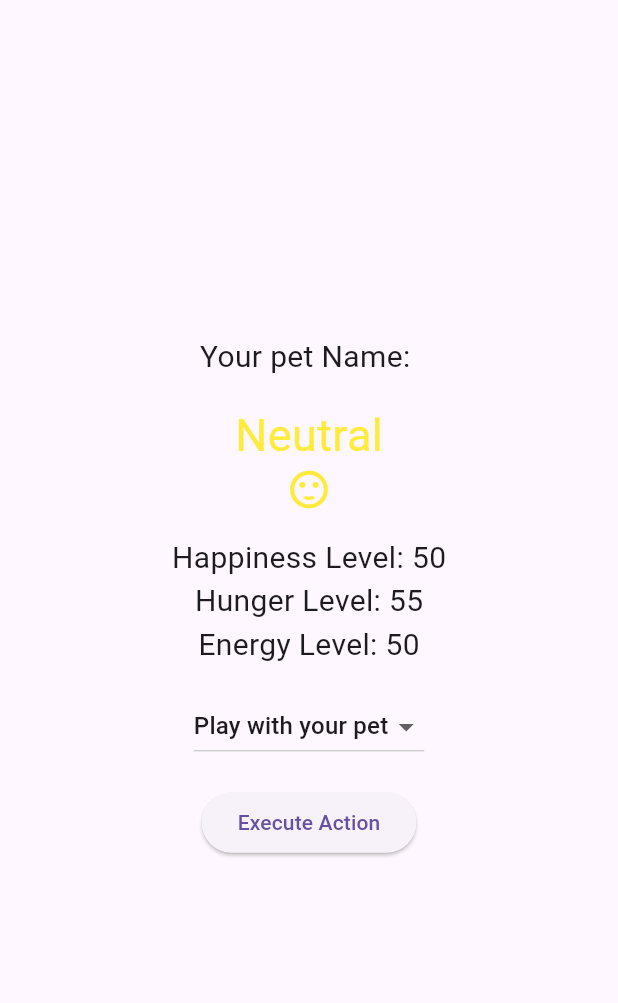
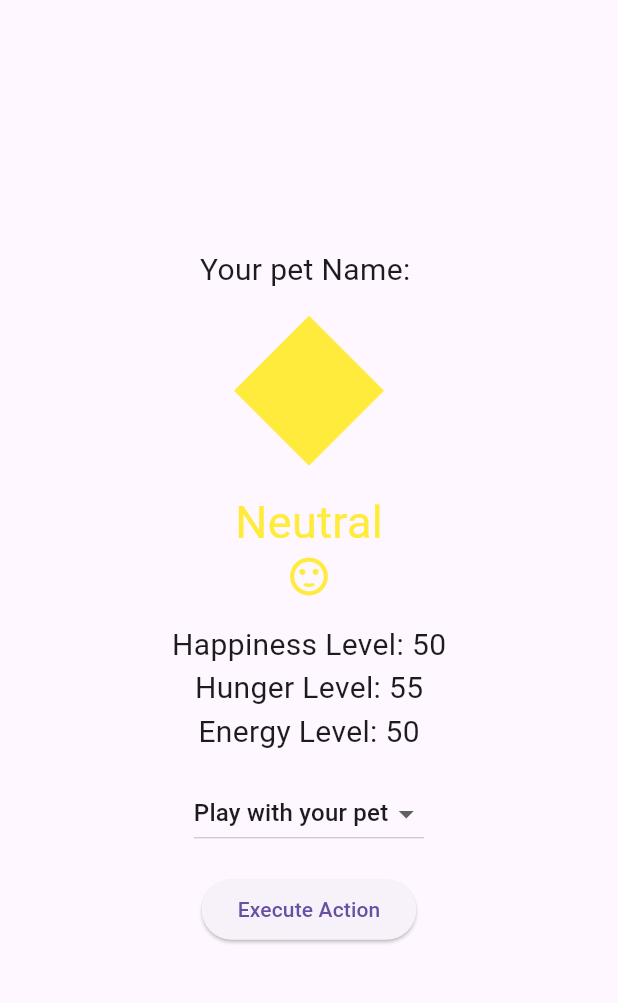
Before and after one commit to nikhilgoud003/act5_digital_pet_app, a Flutter app: the screen it shows after launch, after a tap on "Set Name", on a phone screen of 412 x 824 dp, the part 63-1066 px from its top. Run offline on Flutter 3.47's test engine with Material 3 defaults, Android fonts, the phone set to English and light mode, and no system bars.

Commit message:
Add Custom Diamond Shape for Pet Representation

```diff
--- a/lib/main.dart
+++ b/lib/main.dart
@@ -97,6 +97,11 @@ class _DigitalPetAppState extends State<DigitalPetApp> {
       mainAxisAlignment: MainAxisAlignment.center,
       children: <Widget>[
         Text('Your pet Name: $petName', style: const TextStyle(fontSize: 20.0)),
+        const SizedBox(height: 16.0),
+        CustomPaint(
+          size: const Size(100, 100),
+          painter: DiamondPainter(_getPetColor()),
+        ),
         const SizedBox(height: 16.0),
         Text('$moodIndicator',
             style: TextStyle(fontSize: 30, color: _getPetColor())),
@@ -224,3 +229,23 @@ class _DigitalPetAppState extends State<DigitalPetApp> {
     });
   }
 }
+
+class DiamondPainter extends CustomPainter {
+  final Color color;
+  DiamondPainter(this.color);
+
+  @override
+  void paint(Canvas canvas, Size size) {
+    var paint = Paint()..color = color;
+    var path = Path()
+      ..moveTo(size.width / 2, 0)
+      ..lineTo(size.width, size.height / 2)
+      ..lineTo(size.width / 2, size.height)
+      ..lineTo(0, size.height / 2)
+      ..close();
+    canvas.drawPath(path, paint);
+  }
+
+  @override
+  bool shouldRepaint(DiamondPainter oldDelegate) => oldDelegate.color != color;
+}
```
